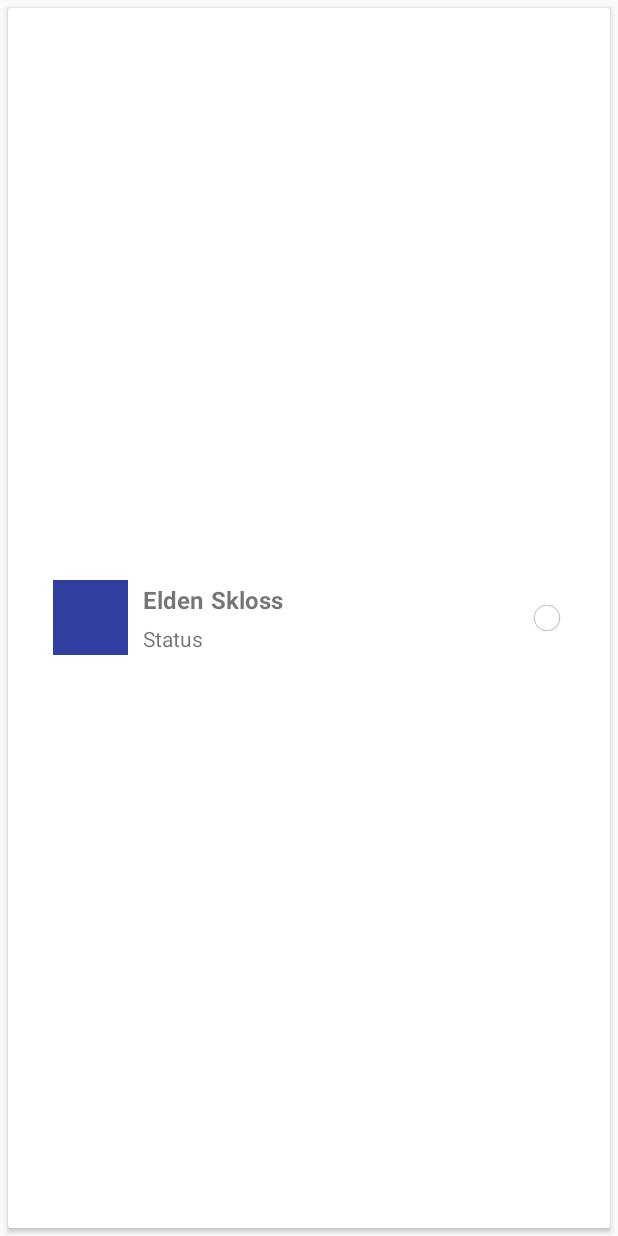
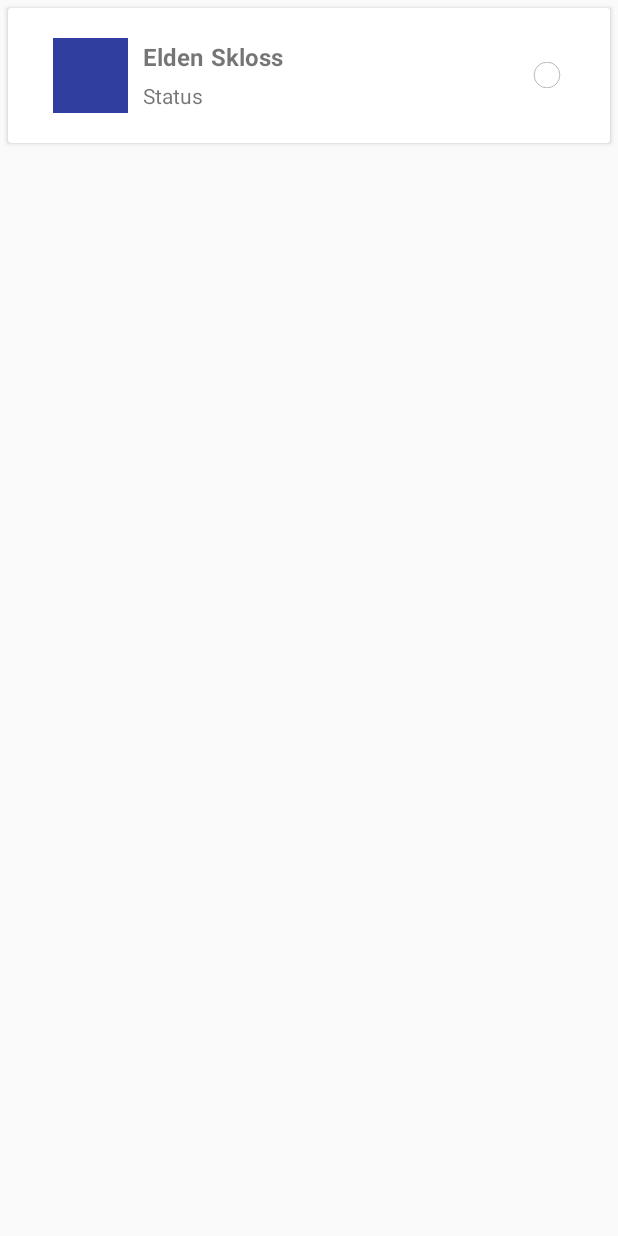
Before and after one commit to t2modus/android-competency-test, an Android app: the layout rv_row_friend_list.xml on its own in the app's theme, with its tools: preview values and no code run, on a phone screen of 412 x 824 dp. Run offline under Robolectric (Android 15) with nearby library versions, the phone set to English and light mode, and no system bars.

Commit message:
Added friend detail view

```diff
--- a/t2eldencomptest/build.gradle
+++ b/t2eldencomptest/build.gradle
@@ -35,8 +35,9 @@ dependencies {
     compile 'com.android.support.constraint:constraint-layout:1.0.2'
     compile 'com.squareup.retrofit2:retrofit:2.2.0'
     compile 'com.squareup.retrofit2:converter-gson:2.2.0'
-    compile 'com.android.support:cardview-v7:21.0.+'
-    compile 'com.android.support:recyclerview-v7:21.0.+'
+    compile 'com.android.support:cardview-v7:21.0.3'
+    compile 'com.android.support:recyclerview-v7:21.0.3'
     compile 'com.squareup.picasso:picasso:2.5.2'
+    compile 'com.android.support:design:24.2.1'
     testCompile 'junit:junit:4.12'
 }
--- a/t2eldencomptest/src/main/res/layout/rv_row_friend_list.xml
+++ b/t2eldencomptest/src/main/res/layout/rv_row_friend_list.xml
@@ -11,18 +11,18 @@
     </data>
 
     <LinearLayout
-        android:layout_width="match_parent"
-        android:layout_height="match_parent"
+        android:layout_width="wrap_content"
+        android:layout_height="wrap_content"
         android:orientation="vertical">
 
         <android.support.v7.widget.CardView
-            android:layout_width="match_parent"
-            android:layout_height="match_parent"
+            android:layout_width="wrap_content"
+            android:layout_height="wrap_content"
             android:layout_margin="5dp">
 
             <RelativeLayout
-                android:layout_width="match_parent"
-                android:layout_height="match_parent"
+                android:layout_width="wrap_content"
+                android:layout_height="wrap_content"
                 android:layout_margin="20dp">
 
                 <ImageView
--- /dev/null
+++ b/t2eldencomptest/src/main/res/values/dimens.xml
@@ -0,0 +1,3 @@
+<resources>
+    <dimen name="fab_margin">16dp</dimen>
+</resources>
--- a/t2eldencomptest/src/main/res/values/strings.xml
+++ b/t2eldencomptest/src/main/res/values/strings.xml
@@ -1,3 +1,4 @@
 <resources>
     <string name="app_name">T2EldenCompTest</string>
+    <string name="title_activity_friend_details">FriendDetails</string>
 </resources>
--- a/t2eldencomptest/src/main/res/values/styles.xml
+++ b/t2eldencomptest/src/main/res/values/styles.xml
@@ -8,4 +8,13 @@
         <item name="colorAccent">@color/colorAccent</item>
     </style>
 
+    <style name="AppTheme.NoActionBar">
+        <item name="windowActionBar">false</item>
+        <item name="windowNoTitle">true</item>
+    </style>
+
+    <style name="AppTheme.AppBarOverlay" parent="ThemeOverlay.AppCompat.Dark.ActionBar" />
+
+    <style name="AppTheme.PopupOverlay" parent="ThemeOverlay.AppCompat.Light" />
+
 </resources>
```
Also changed, not shown: t2eldencomptest/src/main/AndroidManifest.xml (+12 -3 lines), t2eldencomptest/src/main/java/com/elden/t2eldencomptest/Extras.java (added, +9 -0 lines), t2eldencomptest/src/main/java/com/elden/t2eldencomptest/activities/friend_list/FriendDetailsActivity.java (added, +34 -0 lines), t2eldencomptest/src/main/java/com/elden/t2eldencomptest/activities/friend_list/recycler_view/FriendListAdapter.java (+7 -2 lines), t2eldencomptest/src/main/res/layout/activity_friend_details.xml (added, +32 -0 lines), 1 other file.
